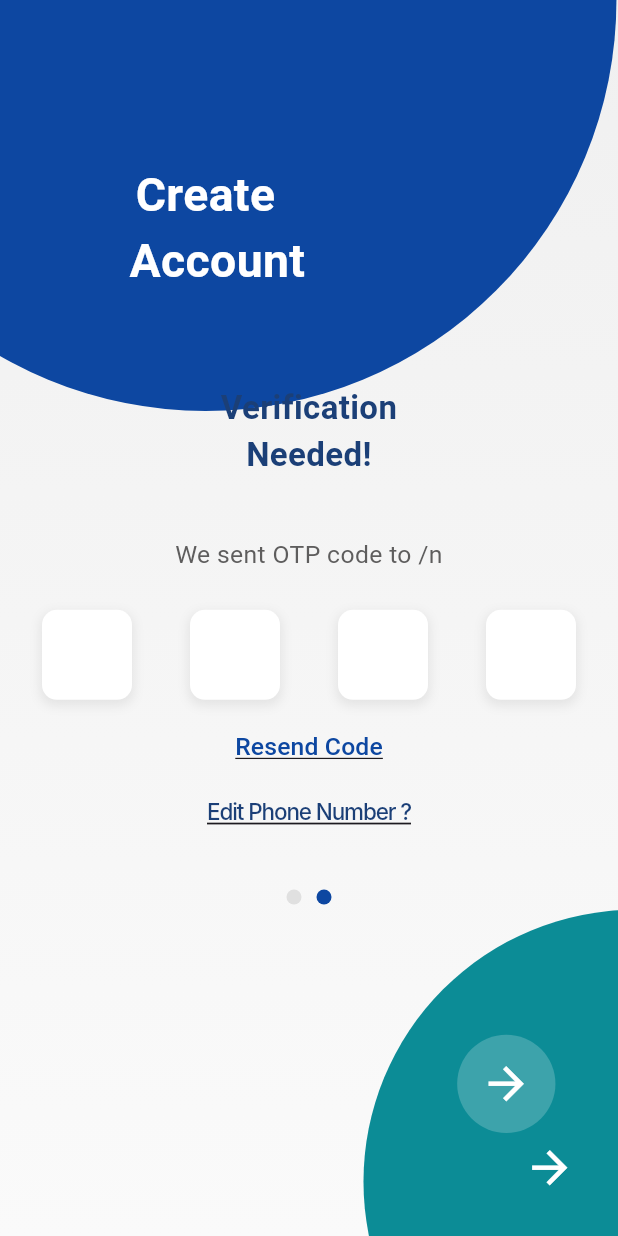
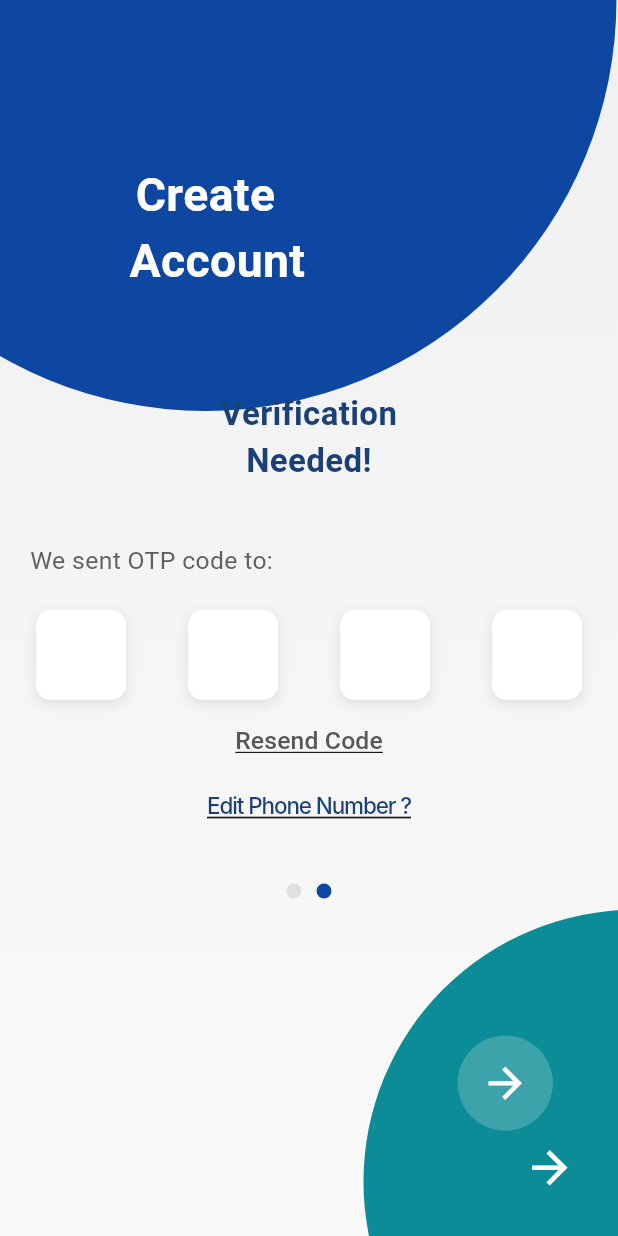
Before and after one commit to abde-salek/gaz-distribution-app, a Flutter app: the OtpVerificationPage screen opened directly with empty values, on a phone screen of 412 x 824 dp. Run offline on Flutter 3.47's test engine with Material 3 defaults, Android fonts, the phone set to English and light mode, and no system bars; Roboto replaces fonts that are missing (Futura Hv BT, Inter, Space Grotesk).

Commit message:
Day 24.4 improved responsiveness and user experience

```diff
--- a/lib/Auth/otp_verification_page.dart
+++ b/lib/Auth/otp_verification_page.dart
@@ -123,10 +123,10 @@ class _OtpVerificationPageState extends State<OtpVerificationPage> {
                               shape: BoxShape.circle,
                             ),
                             child: IconButton(
-                            icon: const Icon(
+                              icon: Icon(
                                 Icons.arrow_forward,
                                 color: Colors.white,
-                              size: 35,
+                                size: screenWidth * 0.08,
                               ),
                               onPressed: () {
                                 if (_formKey.currentState!.validate()) {
@@ -134,8 +134,7 @@ class _OtpVerificationPageState extends State<OtpVerificationPage> {
                                   Navigator.push(
                                     context,
                                     MaterialPageRoute(
-                                    builder:
-                                        (context) => Dash()
+                                      builder: (context) => Dash(),
                                     ),
                                   );
                                 }
@@ -259,19 +258,32 @@ class _OtpVerificationPageState extends State<OtpVerificationPage> {
                         SizedBox(height: screenHeight * 0.025),
 
                         // Phone number information text
+                        Row(
+                          crossAxisAlignment: CrossAxisAlignment.center,
+                          children: [
                             Text(
-                          'We sent OTP code to /n${widget.phoneNumber}',
+                              'We sent OTP code to:',
                               textAlign: TextAlign.center,
                               style: TextStyle(
                                 fontSize: bodyFontSize,
-                            color: const Color.fromARGB(255, 94, 93, 93),
+                                color: const Color.fromARGB(255, 96, 95, 95),
                               ),
+                            ),
+                            Text(
+                              '${widget.phoneNumber}',
+                              textAlign: TextAlign.center,
+                              style: TextStyle(
+                                fontSize: bodyFontSize,
+                                color: const Color.fromARGB(255, 87, 87, 87),
+                              ),
+                            ),
+                          ],
                         ),
                         SizedBox(height: screenHeight * 0.02),
 
                         // OTP input fields
                         Container(
-                          padding: EdgeInsets.all(8),
+                          padding: EdgeInsets.all(4),
                           child: Row(
                             mainAxisAlignment: MainAxisAlignment.spaceBetween,
                             children: List.generate(
@@ -291,7 +303,7 @@ class _OtpVerificationPageState extends State<OtpVerificationPage> {
                           child: Text(
                             'Resend Code',
                             style: TextStyle(
-                              color: const Color(0xFF0D47A1),
+                              color: const Color.fromARGB(255, 87, 87, 87),
                               fontSize: bodyFontSize,
                               decoration: TextDecoration.underline,
                             ),
```
Lines whose indentation alone changed are shown as unchanged.
